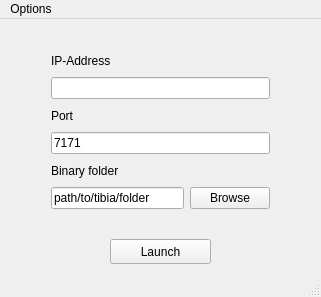
First picture: the form in gui/MainWindow.ui, repository felixkorch/ipchanger, before the edit.
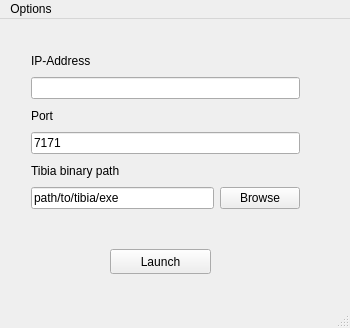
Second picture: the form after the edit.

The edit to the form file:
```diff
--- a/gui/MainWindow.ui
+++ b/gui/MainWindow.ui
@@ -6,8 +6,8 @@
    <rect>
     <x>0</x>
     <y>0</y>
-    <width>321</width>
-    <height>297</height>
+    <width>350</width>
+    <height>328</height>
    </rect>
   </property>
   <property name="sizePolicy">
@@ -29,9 +29,9 @@
    <widget class="QWidget" name="verticalLayoutWidget">
     <property name="geometry">
      <rect>
-      <x>40</x>
+      <x>20</x>
       <y>20</y>
-      <width>241</width>
+      <width>291</width>
       <height>181</height>
      </rect>
     </property>
@@ -69,7 +69,7 @@
      <item>
       <widget class="QLabel" name="label_3">
        <property name="text">
-        <string>Binary folder</string>
+        <string>Tibia binary path</string>
        </property>
       </widget>
      </item>
@@ -78,7 +78,7 @@
        <item>
         <widget class="QLineEdit" name="lineEdit">
          <property name="text">
-          <string>path/to/tibia/folder</string>
+          <string>path/to/tibia/exe</string>
          </property>
          <property name="readOnly">
           <bool>true</bool>
@@ -100,7 +100,7 @@
     <property name="geometry">
      <rect>
       <x>110</x>
-      <y>220</y>
+      <y>230</y>
       <width>101</width>
       <height>25</height>
      </rect>
@@ -115,7 +115,7 @@
     <rect>
      <x>0</x>
      <y>0</y>
-     <width>321</width>
+     <width>350</width>
      <height>22</height>
     </rect>
    </property>
```
Left out of the diff: 17 changed lines with no effect on the pictures.
